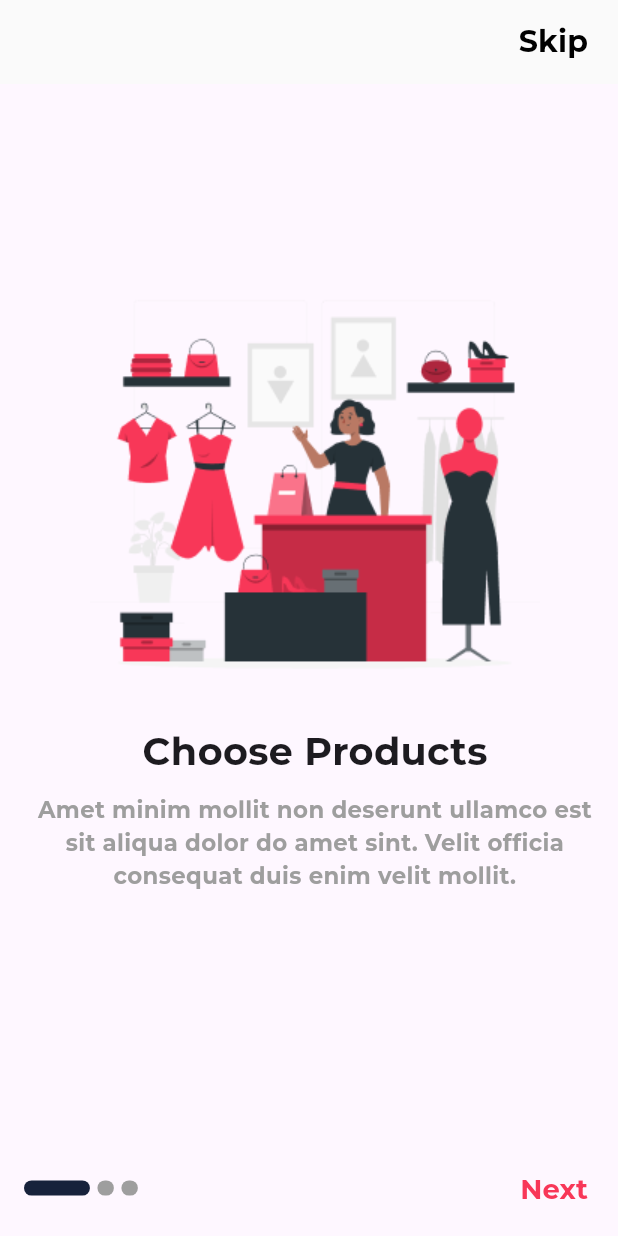
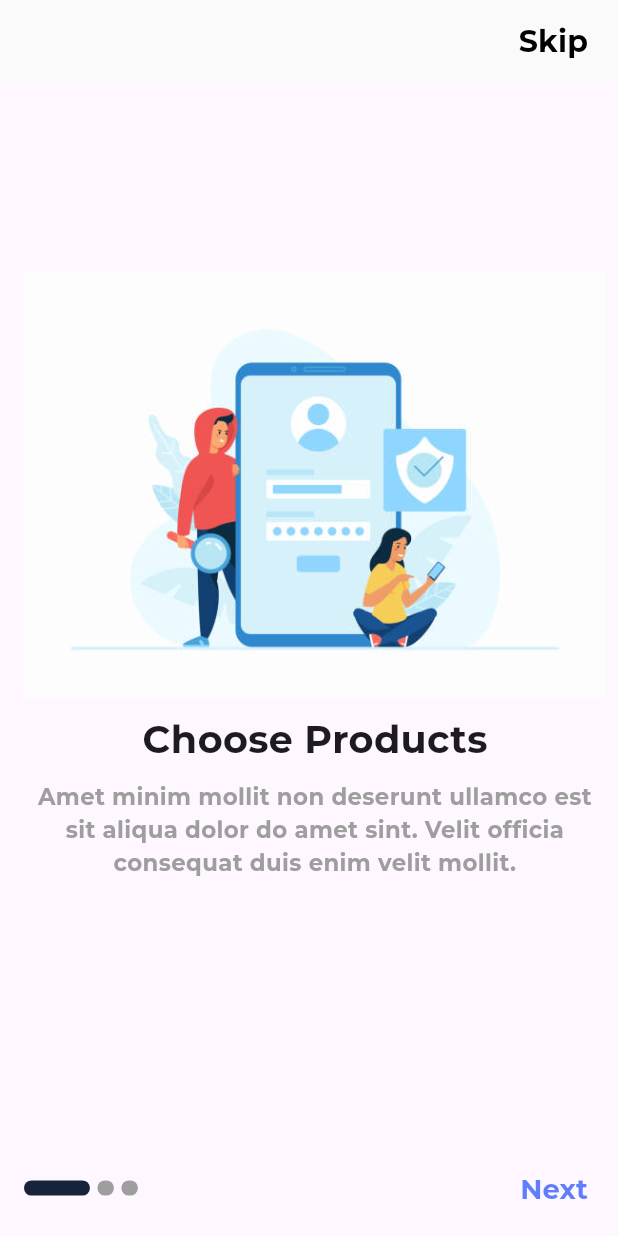
Before and after one commit to aya802/eCommerce_app, a Flutter app: the screen it shows after launch, on a phone screen of 412 x 824 dp. Run offline on Flutter 3.47's test engine with Material 3 defaults, Android fonts, the phone set to English and light mode, and no system bars; drawn by our look-alikes of smooth_page_indicator; our stand-ins replace bloc, carousel_slider, conditional_builder_null_safety, dio, flutter_bloc, flutter_screenutil and 2 more; accounts and stored records are empty; statements that could not run were skipped; project files that could hold a hidden picture were left out.

Commit message:
new commit

```diff
--- a/lib/main.dart
+++ b/lib/main.dart
@@ -24,7 +24,7 @@ void main() async{
       widget=LoginScreen();
     }
   }else{
-    widget= SplashScreen();
+    widget= OnBoardingScreen();
   }
   runApp((MyApp(startWidget: widget,)));
 }
--- a/lib/screens/get_started/get_started_screen.dart
+++ b/lib/screens/get_started/get_started_screen.dart
@@ -76,7 +76,7 @@ class GetStarted extends StatelessWidget{
                       },
                       style: ElevatedButton.styleFrom(
                         padding: EdgeInsets.symmetric(horizontal: 80, vertical: 15),
-                        backgroundColor: MyColors.pinkColor, // Button color
+                        backgroundColor: MyColors.defaultColor, // Button color
                         shape: RoundedRectangleBorder(
                           borderRadius: BorderRadius.circular(8.0),
                         ),
--- a/lib/screens/home/shop_home_screen.dart
+++ b/lib/screens/home/shop_home_screen.dart
@@ -34,14 +34,14 @@ class ShopLayout extends StatelessWidget {
                           icon: Icon(Icons.search,color: Colors.black,)),
                     ],
                     title: Text(
-                      'Stylish',
+                      'Salla',
                       style: TextStyle(color: Colors.black,fontWeight: FontWeight.bold),
                     )),
                 body: cubit.bottomScreens[cubit.currentIndex],
                 bottomNavigationBar: BottomNavigationBar(
                   iconSize: 30,
                   unselectedItemColor: Colors.grey,
-                  selectedItemColor: MyColors.pinkColor,
+                  selectedItemColor: MyColors.defaultColor,
                   onTap: (index) {
                     cubit.changeBottom(index);
                   },
--- a/lib/screens/on_boarding/on_boarding_screen.dart
+++ b/lib/screens/on_boarding/on_boarding_screen.dart
@@ -31,17 +31,17 @@ class _OnBoardingScreenState extends State<OnBoardingScreen> {
 
   List<ModelOnBoarding> boarding = [
     ModelOnBoarding(
-        img: 'assets/img/fashion shop-rafiki 1.png',
+        img: 'assets/img/onboarding_1.jpg',
         title: 'Choose Products',
         body:
             'Amet minim mollit non deserunt ullamco est sit aliqua dolor do amet sint. Velit officia consequat duis enim velit mollit.'),
     ModelOnBoarding(
-        img: 'assets/img/Sales consulting-pana 2.png',
+        img: 'assets/img/onboarding_1.jpg',
         title: 'Make Payment',
         body:
             'Amet minim mollit non deserunt ullamco est sit aliqua dolor do amet sint. Velit officia consequat duis enim velit mollit.'),
     ModelOnBoarding(
-        img: 'assets/img/Shopping bag-rafiki 3.png',
+        img: 'assets/img/onboarding_1.jpg',
         title: 'Get Your Order',
         body:
             'Amet minim mollit non deserunt ullamco est sit aliqua dolor do amet sint. Velit officia consequat duis enim velit mollit.'),
@@ -152,13 +152,13 @@ class _OnBoardingScreenState extends State<OnBoardingScreen> {
                   child:isLast? Text(
                     'Get Started',
                     style: TextStyle(
-                        color: MyColors.pinkColor,
+                        color: MyColors.defaultColor,
                         fontSize: 18.sp,
                         fontWeight: FontWeight.w600),
                   ):Text(
                     'Next',
                     style: TextStyle(
-                        color: MyColors.pinkColor,
+                        color: MyColors.defaultColor,
                         fontSize: 18.sp,
                         fontWeight: FontWeight.w600),
                   ),
--- a/lib/screens/products/products_screen.dart
+++ b/lib/screens/products/products_screen.dart
@@ -178,7 +178,7 @@ Widget buildGridProduct(ProductModel model,context) => Container(
                   style: TextStyle(
                       fontWeight: FontWeight.bold,
                       fontSize: 14,
-                      color: MyColors.pinkColor),
+                      color: MyColors.defaultColor),
                 ),
                 SizedBox(width: 5),
                 if (model.discount != 0)
@@ -197,7 +197,7 @@ Widget buildGridProduct(ProductModel model,context) => Container(
                     },
                     icon:CircleAvatar(
                       radius: 15,
-                      backgroundColor: ShopCubit.get(context).favorites[model.id]!?MyColors.pinkColor:Colors.grey,
+                      backgroundColor: ShopCubit.get(context).favorites[model.id]!?MyColors.defaultColor:Colors.grey,
                       child: Icon(
                         Icons.favorite_border,
                         size: 14,
--- a/lib/shared/componant/componant.dart
+++ b/lib/shared/componant/componant.dart
@@ -128,7 +128,7 @@ required double width,
      child: Text(text,),
      height: height,
      minWidth: width,
-       color: MyColors.pinkColor,
+       color: MyColors.defaultColor,
 
 
 
--- a/lib/theme/colors.dart
+++ b/lib/theme/colors.dart
@@ -2,7 +2,7 @@ import 'dart:ui';
 
 class MyColors{
   static const Color grayColor =Color(0xff17223B);
-  static const Color pinkColor =Color(0xffF83758);
+  static const Color defaultColor =Color(0xca375ef8);
   static const Color lightGrayColor =Color(0xffF3F3F3);
   static const Color borderGrayColor =Color(0xffA8A8A9);
 
```
Also changed, not shown: lib/screens/login/login_screen.dart (+5 -5 lines).
